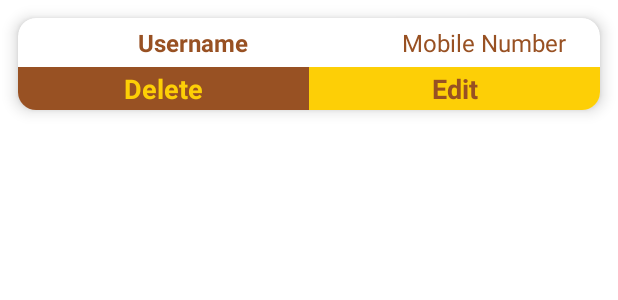
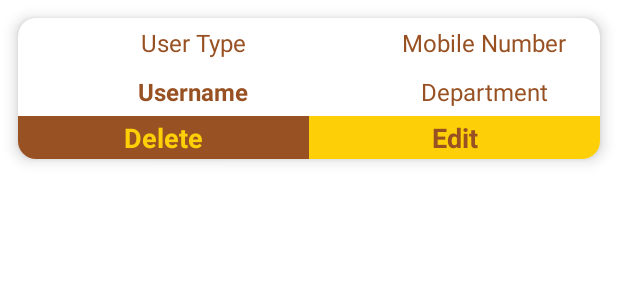
Before and after one commit to DevashishPrasad/BreweryKegTrackAndTrace, an Android app: the layout user_recycler_item.xml on its own in the app's theme, with its tools: preview values and no code run, on a phone screen of 412 x 824 dp. Shown: the top 300 px of the screen. Run offline under Robolectric (Android 15) with nearby library versions, the phone set to English and light mode, and no system bars; network calls fail.

Commit message:
User_dept added

```diff
--- a/app/src/main/java/com/example/brewerykegtrackandtrace/UserRecyclerAdapter.java
+++ b/app/src/main/java/com/example/brewerykegtrackandtrace/UserRecyclerAdapter.java
@@ -47,6 +47,8 @@ public class UserRecyclerAdapter extends RecyclerView.Adapter<UserRecyclerAdapte
         final UserRecyclerListData myListData = listdata.get(position);
         holder.username.setText(listdata.get(position).getUsername());
         holder.mobileno.setText(listdata.get(position).getMobileno());
+        holder.department.setText(listdata.get(position).getDepartment());
+        holder.usertype.setText(listdata.get(position).getUser_type());
 
         // USER CAN NOT DELETE (HIM/HER)+SELF
 //        if (listdata.get(position).getMobileno().equals(User.mobile)) {
@@ -100,6 +102,8 @@ public class UserRecyclerAdapter extends RecyclerView.Adapter<UserRecyclerAdapte
         public TextView edit;
         public TextView delete;
         public TextView mobileno;
+        public TextView department;
+        public TextView usertype;
         public TextView username;
         public ViewHolder(View itemView) {
             super(itemView);
@@ -107,6 +111,8 @@ public class UserRecyclerAdapter extends RecyclerView.Adapter<UserRecyclerAdapte
             this.delete =  itemView.findViewById(R.id.delete_recycler_user);
             this.mobileno = (TextView) itemView.findViewById(R.id.mobileno_recycler);
             this.username = (TextView) itemView.findViewById(R.id.username_recycler);
+            this.department = (TextView) itemView.findViewById(R.id.Department_userlist);
+            this.usertype = (TextView) itemView.findViewById(R.id.usertype_recycler);
         }
     }
 
--- a/app/src/main/java/com/example/brewerykegtrackandtrace/UserRecyclerListData.java
+++ b/app/src/main/java/com/example/brewerykegtrackandtrace/UserRecyclerListData.java
@@ -5,6 +5,11 @@ import java.util.HashMap;
 public class UserRecyclerListData {
     public String username;
     public String mobileno;
+    public String department;
+    public String user_type;
+
+
+
     public HashMap<String,String> userData;
 
 
@@ -17,6 +22,8 @@ public class UserRecyclerListData {
         this.userData = userData;
         this.username = userData.get("USER_FNAME") + " "+ userData.get("USER_LNAME");
         this.mobileno = userData.get("MOBILE");
+        this.department = userData.get("DEPT");
+        this.user_type = userData.get("USER_TYPE");
     }
 
 
@@ -28,4 +35,7 @@ public class UserRecyclerListData {
         return mobileno;
     }
 
+    public String getDepartment() {return department;}
+
+    public String getUser_type() {return user_type;}
 }
--- a/app/src/main/res/layout/user_recycler_item.xml
+++ b/app/src/main/res/layout/user_recycler_item.xml
@@ -31,11 +31,30 @@
                 android:layout_height="match_parent"
                 android:orientation="horizontal">
 
+
+                <LinearLayout
+                    android:layout_width="match_parent"
+                    android:layout_height="wrap_content"
+                    android:layout_weight="2"
+                    android:gravity="center_horizontal"
+                    android:orientation="vertical"
+                    >
+                <TextView
+                    android:id="@+id/usertype_recycler"
+                    android:layout_width="match_parent"
+                    android:layout_height="match_parent"
+                    android:gravity="center_vertical"
+                    android:text="User Type"
+                    android:textAlignment="center"
+
+                    android:textColor="@color/purple_700"
+                    android:padding="5dp"
+                    android:textSize="16sp" />
+
                 <TextView
                     android:id="@+id/username_recycler"
                     android:layout_width="match_parent"
-                    android:layout_weight="2"
-                    android:layout_height="wrap_content"
+                    android:layout_height="match_parent"
                     android:gravity="center_vertical"
                     android:text="Username"
                     android:textStyle="bold"
@@ -43,11 +62,17 @@
                     android:textColor="@color/purple_700"
                     android:padding="5dp"
                     android:textSize="16sp" />
-
+                </LinearLayout>
+                <LinearLayout
+                    android:layout_width="match_parent"
+                    android:layout_height="wrap_content"
+                    android:layout_weight="3"
+                    android:gravity="center_horizontal"
+                    android:orientation="vertical"
+                    >
                 <TextView
                     android:id="@+id/mobileno_recycler"
                     android:layout_width="match_parent"
-                    android:layout_weight="3"
                     android:layout_height="wrap_content"
                     android:gravity="center_vertical"
                     android:text="Mobile Number"
@@ -55,6 +80,17 @@
                     android:textColor="@color/purple_700"
                     android:padding="5dp"
                     android:textSize="16sp" />
+                <TextView
+                    android:id="@+id/Department_userlist"
+                    android:layout_width="match_parent"
+                    android:layout_height="wrap_content"
+                    android:gravity="center_vertical"
+                    android:text="Department"
+                    android:textAlignment="center"
+                    android:textColor="@color/purple_700"
+                    android:padding="5dp"
+                    android:textSize="16sp" />
+                </LinearLayout>
             </LinearLayout>
 
             <LinearLayout
```
